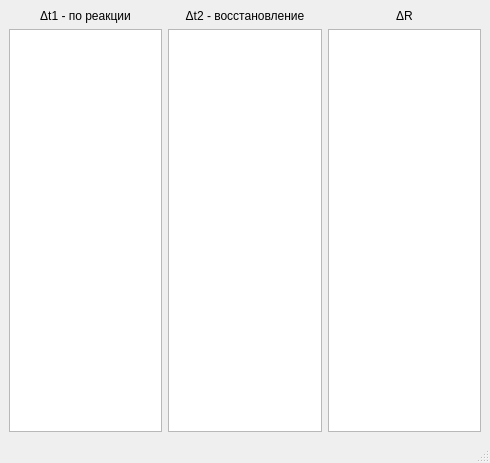
First picture: the form in deltawin.ui, repository Kortesss/NO3, before the edit.
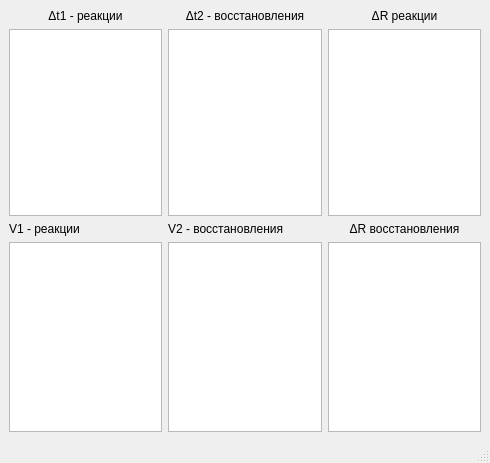
Second picture: the form after the edit.

Commit message: Старт раб режима 1 изменен и дельта сигнала изменилась с добавлением размах восстановления и скорости восстанов. и реакции

Patch:
```diff
--- a/deltawin.ui
+++ b/deltawin.ui
@@ -15,29 +15,16 @@
   </property>
   <widget class="QWidget" name="centralwidget">
    <layout class="QGridLayout" name="gridLayout">
-    <item row="1" column="0">
-     <widget class="QListWidget" name="list1"/>
-    </item>
-    <item row="1" column="1">
+    <item row="1" column="1" rowspan="3">
      <widget class="QListWidget" name="list2"/>
     </item>
-    <item row="1" column="2">
-     <widget class="QListWidget" name="list3"/>
-    </item>
-    <item row="0" column="0">
-     <widget class="QLabel" name="label">
-      <property name="text">
-       <string>Δt1 - по реакции</string>
-      </property>
-      <property name="alignment">
-       <set>Qt::AlignCenter</set>
-      </property>
-     </widget>
+    <item row="1" column="0" rowspan="3">
+     <widget class="QListWidget" name="list1"/>
     </item>
     <item row="0" column="1">
      <widget class="QLabel" name="label_2">
       <property name="text">
-       <string>Δt2 - восстановление</string>
+       <string>Δt2 - восстановления</string>
       </property>
       <property name="alignment">
        <set>Qt::AlignCenter</set>
@@ -47,13 +34,59 @@
     <item row="0" column="2">
      <widget class="QLabel" name="label_3">
       <property name="text">
-       <string>ΔR</string>
+       <string>ΔR реакции</string>
       </property>
       <property name="alignment">
        <set>Qt::AlignCenter</set>
       </property>
      </widget>
     </item>
+    <item row="0" column="0">
+     <widget class="QLabel" name="label">
+      <property name="text">
+       <string>Δt1 - реакции</string>
+      </property>
+      <property name="alignment">
+       <set>Qt::AlignCenter</set>
+      </property>
+     </widget>
+    </item>
+    <item row="5" column="0">
+     <widget class="QListWidget" name="listV1"/>
+    </item>
+    <item row="4" column="0">
+     <widget class="QLabel" name="label_5">
+      <property name="text">
+       <string>V1 - реакции</string>
+      </property>
+     </widget>
+    </item>
+    <item row="4" column="1">
+     <widget class="QLabel" name="label_6">
+      <property name="text">
+       <string>V2 - восстановления</string>
+      </property>
+     </widget>
+    </item>
+    <item row="5" column="1">
+     <widget class="QListWidget" name="listV2"/>
+    </item>
+    <item row="5" column="2">
+     <widget class="QListWidget" name="listR2"/>
+    </item>
+    <item row="4" column="2">
+     <widget class="QLabel" name="label_4">
+      <property name="text">
+       <string>ΔR восстановления</string>
+      </property>
+      <property name="alignment">
+       <set>Qt::AlignCenter</set>
+      </property>
+     </widget>
+    </item>
+    <item row="1" column="2" rowspan="3">
+     <widget class="QListWidget" name="listR1"/>
+    </item>
    </layout>
   </widget>
   <widget class="QMenuBar" name="menubar">
```
The commit also changes 10 other files.
